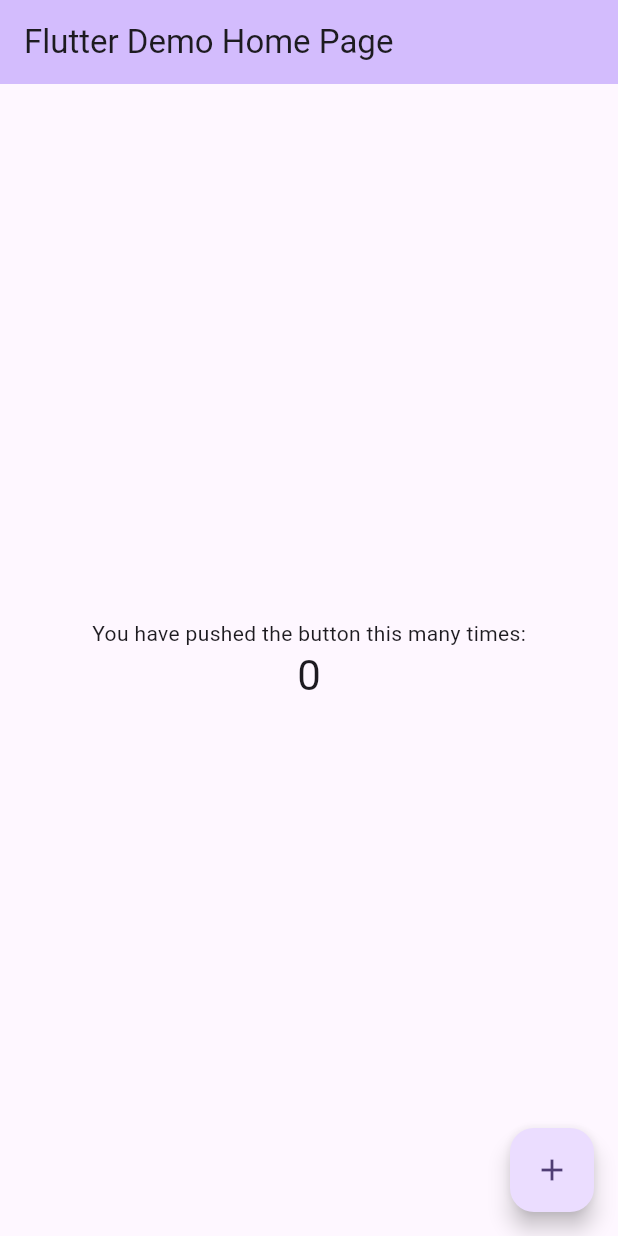
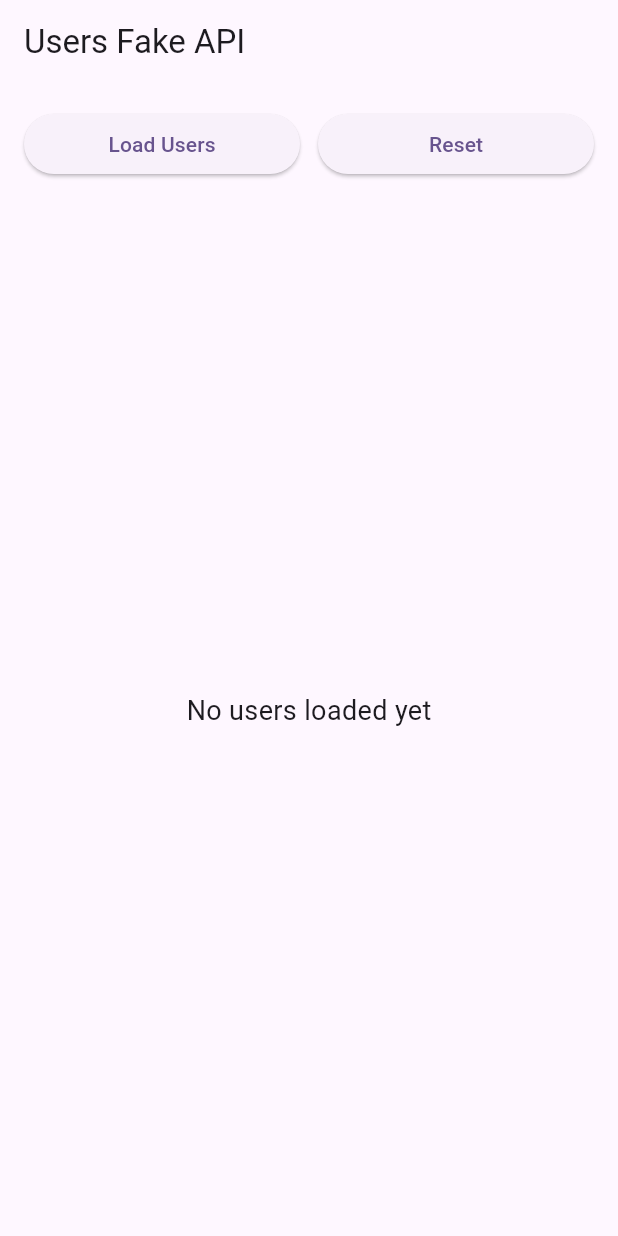
Before and after one commit to Mohammed-coderz/fundev__x, a Flutter app: the screen it shows after launch, on a phone screen of 412 x 824 dp. Run offline on Flutter 3.47's test engine with Material 3 defaults, Android fonts, the light colour scheme and no system bars; our stand-ins replace flutter_riverpod.

Commit message:
integrate Riverpod and implement a user list feature with fake API
- Add `flutter_riverpod` dependency and initialize `ProviderScope` in `main.dart`.
- Create a `Users` feature following a data/presentation layered architecture:
    - Implement `UserModel`, `UsersFakeApi` (with simulated delay and random failures), and `UsersRepository`.
    - Define `UsersState` and `UsersNotifier` using `StateNotifier` for state management.
    - Create `UsersScreen` to display a list of users, loading indicators, and error handling with reload functionality.
- Implement a `Counter` provider and refactor `MyHomePage` to use `ConsumerWidget` with buttons for incrementing, decrementing, and resetting the value.
- Move the original boilerplate `MyHomePage` to a separate file and update `main.dart` to set `UsersScreen` as the initial home screen.
- Update iOS configuration files to include CocoaPods target support.

```diff
--- /dev/null
+++ b/lib/feature/users/data/repositories/users_repository.dart
@@ -0,0 +1,12 @@
+import '../models/user_model.dart';
+import '../services/users_fake_api.dart';
+
+class UsersRepository {
+  final UsersFakeApi api;
+
+  UsersRepository(this.api);
+
+  Future<List<UserModel>> getUsers() async {
+    return await api.getUsers();
+  }
+}
--- /dev/null
+++ b/lib/feature/users/presentation/provider/users_provider.dart
@@ -0,0 +1,53 @@
+import 'package:flutter_riverpod/flutter_riverpod.dart';
+import 'package:flutter_riverpod/legacy.dart';
+import '../../data/repositories/users_repository.dart';
+import '../../data/services/users_fake_api.dart';
+import '../state/users_state.dart';
+
+final usersFakeApiProvider = Provider<UsersFakeApi>((ref) {
+  return UsersFakeApi();
+});
+
+final usersRepositoryProvider = Provider<UsersRepository>((ref) {
+  final api = ref.read(usersFakeApiProvider);
+  return UsersRepository(api);
+});
+
+final usersProvider =
+StateNotifierProvider<UsersNotifier, UsersState>((ref) {
+  final repository = ref.read(usersRepositoryProvider);
+  return UsersNotifier(repository);
+});
+
+class UsersNotifier extends StateNotifier<UsersState> {
+  final UsersRepository repository;
+
+  UsersNotifier(this.repository) : super(UsersState.initial());
+
+  Future<void> loadUsers() async {
+    state = state.copyWith(
+      isLoading: true,
+      clearError: true,
+    );
+
+    try {
+      final users = await repository.getUsers();
+
+      state = state.copyWith(
+        isLoading: false,
+        users: users,
+        clearError: true,
+      );
+    } catch (e) {
+      state = state.copyWith(
+        isLoading: false,
+        users: [],
+        errorMessage: e.toString(),
+      );
+    }
+  }
+
+  void reset() {
+    state = UsersState.initial();
+  }
+}
--- /dev/null
+++ b/lib/feature/users/presentation/view/users_screen.dart
@@ -0,0 +1,93 @@
+import 'package:flutter/material.dart';
+import 'package:flutter_riverpod/flutter_riverpod.dart';
+
+import '../provider/users_provider.dart';
+
+class UsersScreen extends ConsumerWidget {
+  const UsersScreen({super.key});
+
+  @override
+  Widget build(BuildContext context, WidgetRef ref) {
+    final state = ref.watch(usersProvider);
+    final notifier = ref.read(usersProvider.notifier);
+
+    return Scaffold(
+      appBar: AppBar(title: const Text('Users Fake API')),
+      body: Padding(
+        padding: const EdgeInsets.all(16),
+        child: Column(
+          children: [
+            Row(
+              children: [
+                Expanded(
+                  child: ElevatedButton(
+                    onPressed: state.isLoading ? null : notifier.loadUsers,
+                    child: const Text('Load Users'),
+                  ),
+                ),
+                const SizedBox(width: 12),
+                Expanded(
+                  child: ElevatedButton(
+                    onPressed: state.isLoading ? null : notifier.reset,
+                    child: const Text('Reset'),
+                  ),
+                ),
+              ],
+            ),
+            const SizedBox(height: 20),
+
+            if (state.isLoading)
+              const Expanded(child: Center(child: CircularProgressIndicator()))
+            else if (state.errorMessage != null)
+              Expanded(
+                child: Center(
+                  child: Column(
+                    mainAxisAlignment: MainAxisAlignment.center,
+                    children: [
+                      Text(
+                        state.errorMessage!,
+                        style: const TextStyle(color: Colors.red, fontSize: 16),
+                        textAlign: TextAlign.center,
+                      ),
+                      const SizedBox(height: 16),
+                      ElevatedButton(
+                        onPressed: notifier.loadUsers,
+                        child: const Text('Reload'),
+                      ),
+                    ],
+                  ),
+                ),
+              )
+            else if (state.users.isEmpty)
+              const Expanded(
+                child: Center(
+                  child: Text(
+                    'No users loaded yet',
+                    style: TextStyle(fontSize: 18),
+                  ),
+                ),
+              )
+            else
+              Expanded(
+                child: ListView.separated(
+                  itemCount: state.users.length,
+                  separatorBuilder: (_, __) => const SizedBox(height: 12),
+                  itemBuilder: (context, index) {
+                    final user = state.users[index];
+
+                    return Card(
+                      child: ListTile(
+                        leading: CircleAvatar(child: Text(user.id.toString())),
+                        title: Text(user.name),
+                        subtitle: Text(user.email),
+                      ),
+                    );
+                  },
+                ),
+              ),
+          ],
+        ),
+      ),
+    );
+  }
+}
--- a/lib/main.dart
+++ b/lib/main.dart
@@ -1,122 +1,23 @@
 import 'package:flutter/material.dart';
+import 'package:flutter_riverpod/flutter_riverpod.dart';
+import 'package:fun_dev_x/feature/users/presentation/view/users_screen.dart';
+
+import 'feature/home_screen/presentation/view/my_home_page.dart';
 
 void main() {
-  runApp(const MyApp());
+  runApp(ProviderScope(child: const MyApp()));
 }
 
 class MyApp extends StatelessWidget {
   const MyApp({super.key});
 
-  // This widget is the root of your application.
   @override
   Widget build(BuildContext context) {
     return MaterialApp(
       title: 'Flutter Demo',
-      theme: ThemeData(
-        // This is the theme of your application.
-        //
-        // TRY THIS: Try running your application with "flutter run". You'll see
-        // the application has a purple toolbar. Then, without quitting the app,
-        // try changing the seedColor in the colorScheme below to Colors.green
-        // and then invoke "hot reload" (save your changes or press the "hot
-        // reload" button in a Flutter-supported IDE, or press "r" if you used
-        // the command line to start the app).
-        //
-        // Notice that the counter didn't reset back to zero; the application
-        // state is not lost during the reload. To reset the state, use hot
-        // restart instead.
-        //
-        // This works for code too, not just values: Most code changes can be
-        // tested with just a hot reload.
-        colorScheme: .fromSeed(seedColor: Colors.deepPurple),
-      ),
-      home: const MyHomePage(title: 'Flutter Demo Home Page'),
+      theme: ThemeData(colorScheme: .fromSeed(seedColor: Colors.deepPurple)),
+      home: UsersScreen(),
+      // home: MyHomePage(title: 'Flutter Demo Home Page'),
     );
   }
 }
-
-class MyHomePage extends StatefulWidget {
-  const MyHomePage({super.key, required this.title});
-
-  // This widget is the home page of your application. It is stateful, meaning
-  // that it has a State object (defined below) that contains fields that affect
-  // how it looks.
-
-  // This class is the configuration for the state. It holds the values (in this
-  // case the title) provided by the parent (in this case the App widget) and
-  // used by the build method of the State. Fields in a Widget subclass are
-  // always marked "final".
-
-  final String title;
-
-  @override
-  State<MyHomePage> createState() => _MyHomePageState();
-}
-
-class _MyHomePageState extends State<MyHomePage> {
-  int _counter = 0;
-
-  void _incrementCounter() {
-    setState(() {
-      // This call to setState tells the Flutter framework that something has
-      // changed in this State, which causes it to rerun the build method below
-      // so that the display can reflect the updated values. If we changed
-      // _counter without calling setState(), then the build method would not be
-      // called again, and so nothing would appear to happen.
-      _counter++;
-    });
-  }
-
-  @override
-  Widget build(BuildContext context) {
-    // This method is rerun every time setState is called, for instance as done
-    // by the _incrementCounter method above.
-    //
-    // The Flutter framework has been optimized to make rerunning build methods
-    // fast, so that you can just rebuild anything that needs updating rather
-    // than having to individually change instances of widgets.
-    return Scaffold(
-      appBar: AppBar(
-        // TRY THIS: Try changing the color here to a specific color (to
-        // Colors.amber, perhaps?) and trigger a hot reload to see the AppBar
-        // change color while the other colors stay the same.
-        backgroundColor: Theme.of(context).colorScheme.inversePrimary,
-        // Here we take the value from the MyHomePage object that was created by
-        // the App.build method, and use it to set our appbar title.
-        title: Text(widget.title),
-      ),
-      body: Center(
-        // Center is a layout widget. It takes a single child and positions it
-        // in the middle of the parent.
-        child: Column(
-          // Column is also a layout widget. It takes a list of children and
-          // arranges them vertically. By default, it sizes itself to fit its
-          // children horizontally, and tries to be as tall as its parent.
-          //
-          // Column has various properties to control how it sizes itself and
-          // how it positions its children. Here we use mainAxisAlignment to
-          // center the children vertically; the main axis here is the vertical
-          // axis because Columns are vertical (the cross axis would be
-          // horizontal).
-          //
-          // TRY THIS: Invoke "debug painting" (choose the "Toggle Debug Paint"
-          // action in the IDE, or press "p" in the console), to see the
-          // wireframe for each widget.
-          mainAxisAlignment: .center,
-          children: [
-            const Text('You have pushed the button this many times:'),
-            Text(
-              '$_counter',
-              style: Theme.of(context).textTheme.headlineMedium,
-            ),
-          ],
-        ),
-      ),
-      floatingActionButton: FloatingActionButton(
-        onPressed: _incrementCounter,
-        tooltip: 'Increment',
-        child: const Icon(Icons.add),
-      ),
-    );
-  }
-}
--- a/pubspec.yaml
+++ b/pubspec.yaml
@@ -34,6 +34,7 @@ dependencies:
   # The following adds the Cupertino Icons font to your application.
   # Use with the CupertinoIcons class for iOS style icons.
   cupertino_icons: ^1.0.8
+  flutter_riverpod: ^3.3.1
 
 dev_dependencies:
   flutter_test:
```
Also changed, not shown: lib/feature/home_screen/presentation/provider/counter_provider.dart (added, +23 -0 lines), lib/feature/home_screen/presentation/view/my_home_page.dart (added, +51 -0 lines), lib/feature/users/data/models/user_model.dart (added, +11 -0 lines), lib/feature/users/data/services/users_fake_api.dart (added, +22 -0 lines), lib/feature/users/presentation/state/users_state.dart (added, +34 -0 lines), pubspec.lock, 2 other files.
